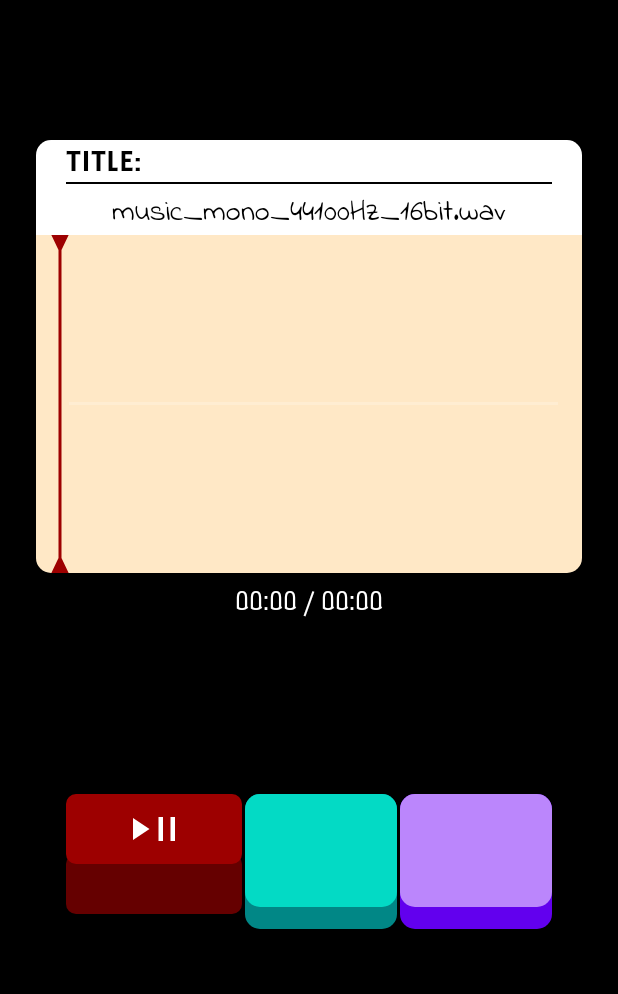
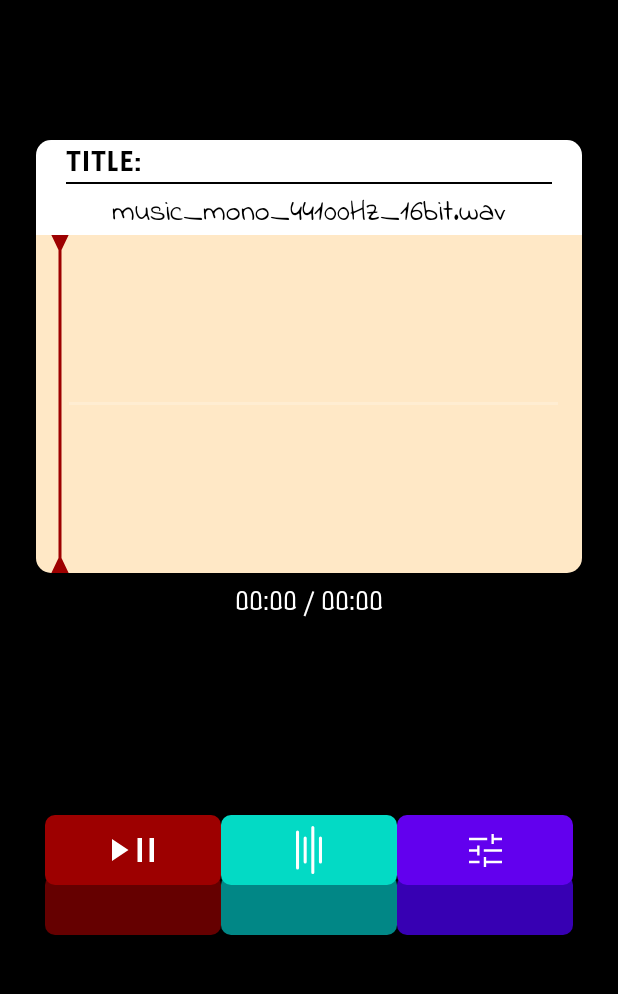
Before and after one commit to louisemalvin/Retrowave, an Android app: the layout activity_main.xml on its own in the app's theme, with its tools: preview values and no code run, on a phone screen of 412 x 824 dp, the part 92-1086 px from its top. Run offline under Robolectric (Android 15) with nearby library versions, the light colour scheme and no system bars.

Commit message:
fix: Fine-tune layeredButton effects

```diff
--- a/app/src/main/java/com/paradoxcat/waveviewer/MainActivity.kt
+++ b/app/src/main/java/com/paradoxcat/waveviewer/MainActivity.kt
@@ -51,17 +51,22 @@ class MainActivity : AppCompatActivity() {
 //                startActivityForResult(this, 0)
 //            }
 //        }
+
         _binding.rewindButton.setOnClickListener {
-            _binding.rewindButton.togglePush(true)
+            _binding.rewindButton.togglePush(false)
+        }
+
+        _binding.settingsButton.setOnClickListener {
+            _binding.settingsButton.togglePush(false)
+        }
+
+        _binding.playButton.setOnClickListener {
             mainViewModel.togglePlayPause()
+            _binding.playButton.togglePush(true)
         }
 
 
         mainViewModel.setMedia(assetFileDescriptor, EXAMPLE_AUDIO_FILE_NAME)
-
-        _binding.playButton.setOnClickListener {
-            mainViewModel.togglePlayPause()
-        }
 
         // SeekBar listener when user drags the thumb
         _binding.playbackSeekBar.setOnSeekBarChangeListener(object :
@@ -108,7 +113,7 @@ class MainActivity : AppCompatActivity() {
         mainViewModel.isPlaying.observe(this) { isPlaying ->
             _binding.playbackIndicatorView.setData(isPlaying)
             if (!isPlaying) {
-                _binding.rewindButton.toggleRelease()
+                _binding.playButton.toggleRelease()
             }
         }
         mainViewModel.duration.observe(this) { duration ->
--- a/app/src/main/java/com/paradoxcat/waveviewer/view/LayeredButton.kt
+++ b/app/src/main/java/com/paradoxcat/waveviewer/view/LayeredButton.kt
@@ -29,7 +29,7 @@ class LayeredButton(context: Context, attrs: AttributeSet?) : View(context, attr
         const val TAG = "LayeredButton"
         const val DEFAULT_MAX_HEIGHT_DIFFERENCE = 50f
         const val DEFAULT_CORNER_RADIUS = 10f
-        const val DEFAULT_LOCKED_HEIGHT_SCALE_FACTOR = 0.3f
+        const val DEFAULT_LOCKED_HEIGHT_SCALE_FACTOR = 0.5f
         const val DEFAULT_TOP_LAYER_COLOR = "#FF0000"
         const val DEFAULT_BOTTOM_LAYER_COLOR = "#650000"
         const val DEFAULT_ICON_COLOR = "#FFFFFF"
@@ -101,7 +101,7 @@ class LayeredButton(context: Context, attrs: AttributeSet?) : View(context, attr
         topRect = RectF(0f, 0f, width.toFloat(), height.toFloat() - currentHeight)
         bottomRect = RectF(
             0f,
-            height.toFloat() - DEFAULT_MAX_HEIGHT_DIFFERENCE - DEFAULT_CORNER_RADIUS,
+            height.toFloat() - maxHeight - cornerRadius,
             width.toFloat(),
             height.toFloat()
         )
@@ -185,7 +185,7 @@ class LayeredButton(context: Context, attrs: AttributeSet?) : View(context, attr
         )
     }
 
-    fun setData(heightDifference: Float) {
+    fun vibrate(heightDifference: Float) {
         val animator = getAnimator(currentHeight, heightDifference, currentMaxHeight)
         animator.duration = 500
         animator.interpolator = AccelerateDecelerateInterpolator()
--- a/app/src/main/res/layout/activity_main.xml
+++ b/app/src/main/res/layout/activity_main.xml
@@ -139,44 +139,46 @@
 
     </LinearLayout>
 
-    <LinearLayout
-        android:id="@+id/linearButtonLayout"
+    <androidx.constraintlayout.widget.ConstraintLayout
         android:layout_width="match_parent"
         android:layout_height="wrap_content"
-        android:layout_marginTop="3dp"
-        android:orientation="horizontal"
-        android:paddingHorizontal="20dp"
         app:layout_constraintBottom_toBottomOf="parent"
-        app:layout_constraintTop_toBottomOf="@+id/waveformView">
+        app:layout_constraintTop_toBottomOf="@+id/linearLayout"
+        app:layout_constraintVertical_bias="0.486"
+        tools:layout_editor_absoluteX="112dp">
+
+        <com.paradoxcat.waveviewer.view.LayeredButton
+            android:id="@+id/playButton"
+            android:layout_width="117dp"
+            android:layout_height="80dp"
+            app:bottomLayerColor="@color/dark_red"
+            app:icon="@drawable/ic_play_pause"
+            app:layout_constraintEnd_toStartOf="@+id/rewindButton"
+            app:layout_constraintTop_toTopOf="parent"
+            app:topLayerColor="@color/red" />
 
         <com.paradoxcat.waveviewer.view.LayeredButton
             android:id="@+id/rewindButton"
             android:layout_width="117dp"
             android:layout_height="80dp"
-            app:bottomLayerColor="@color/dark_red"
-            app:topLayerColor="@color/red"
-            app:icon="@drawable/ic_play_pause"
-            />
+            app:bottomLayerColor="@color/teal_700"
+            app:icon="@drawable/ic_logo"
+            app:layout_constraintEnd_toEndOf="parent"
+            app:layout_constraintStart_toStartOf="parent"
+            app:layout_constraintTop_toTopOf="parent"
+            app:topLayerColor="@color/teal_200" />
 
-        <androidx.appcompat.widget.AppCompatButton
-            android:id="@+id/playButton"
-            android:layout_width="5dp"
-            android:layout_height="90dp"
-            android:layout_marginStart="2dp"
-            android:layout_weight="1"
-            android:background="@drawable/play_button_layer"
-            android:textColor="@color/black" />
+        <com.paradoxcat.waveviewer.view.LayeredButton
+            android:id="@+id/settingsButton"
+            android:layout_width="117dp"
+            android:layout_height="80dp"
+            app:bottomLayerColor="@color/purple_700"
+            app:icon="@drawable/ic_settings"
+            app:layout_constraintStart_toEndOf="@+id/rewindButton"
+            app:layout_constraintTop_toTopOf="parent"
+            app:topLayerColor="@color/purple_500" />
 
-        <androidx.appcompat.widget.AppCompatButton
-            android:id="@+id/settingsButton"
-            android:layout_width="5dp"
-            android:layout_height="90dp"
-            android:layout_marginStart="2dp"
-            android:layout_weight="1"
-            android:background="@drawable/settings_button_layer"
-            android:textColor="@color/black" />
-
-    </LinearLayout>
+    </androidx.constraintlayout.widget.ConstraintLayout>
 
     <SeekBar
         android:id="@+id/playbackSeekBar"
```
